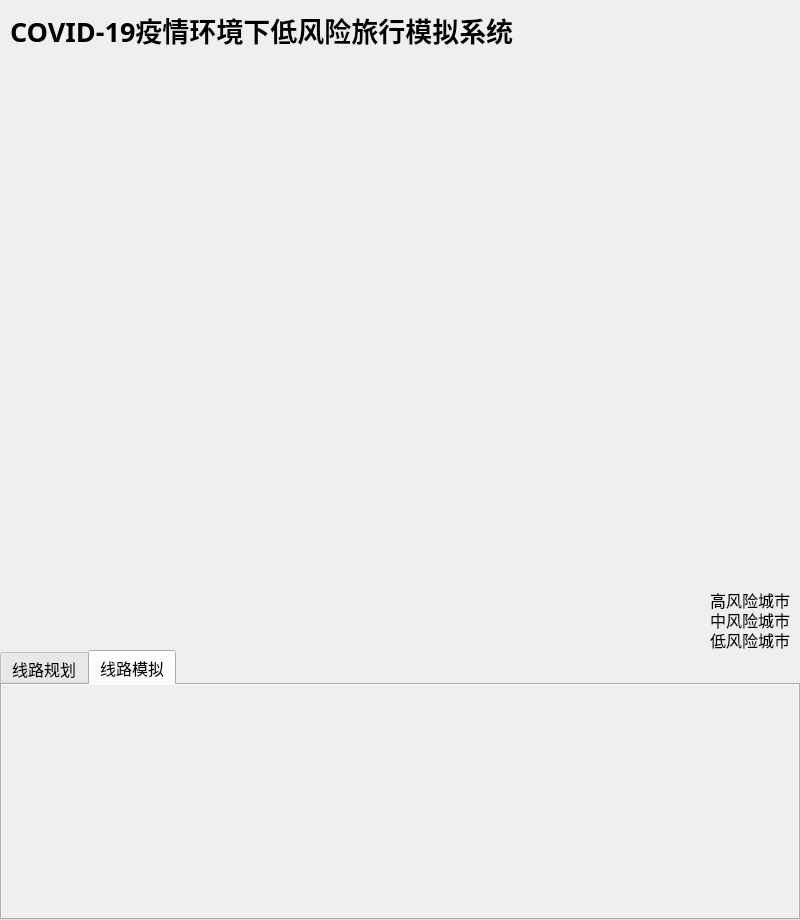
Old version of the form mainwindow.ui in the repository yts1999/covid19-travel.
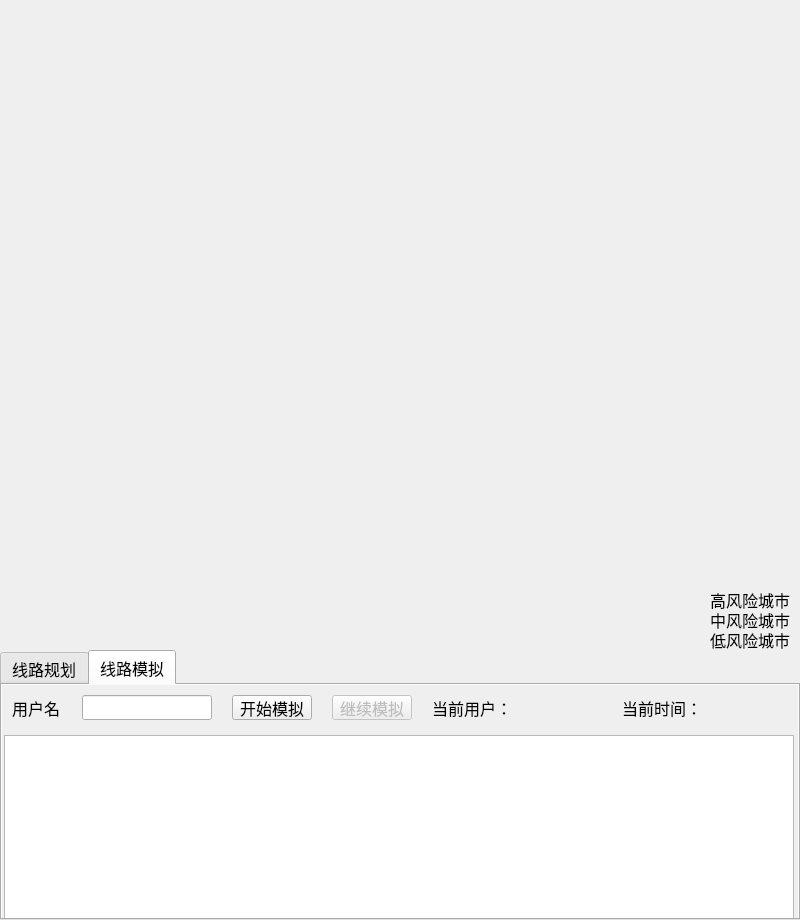
New version of the form. The open tabs and pages were chosen to show the change.

```diff
--- a/mainwindow.ui
+++ b/mainwindow.ui
@@ -33,30 +33,6 @@
      <string/>
     </property>
    </widget>
-   <widget class="QLabel" name="title">
-    <property name="geometry">
-     <rect>
-      <x>10</x>
-      <y>10</y>
-      <width>520</width>
-      <height>40</height>
-     </rect>
-    </property>
-    <property name="font">
-     <font>
-      <family>方正舒体</family>
-      <pointsize>20</pointsize>
-      <weight>75</weight>
-      <bold>true</bold>
-     </font>
-    </property>
-    <property name="styleSheet">
-     <string notr="true"/>
-    </property>
-    <property name="text">
-     <string>COVID-19疫情环境下低风险旅行模拟系统</string>
-    </property>
-   </widget>
    <widget class="QTabWidget" name="tabWidget">
     <property name="geometry">
      <rect>
@@ -68,7 +44,7 @@
     </property>
     <property name="font">
      <font>
-      <family>华文细黑</family>
+      <family>黑体</family>
       <pointsize>12</pointsize>
      </font>
     </property>
@@ -259,6 +235,120 @@
      <attribute name="title">
       <string>线路模拟</string>
      </attribute>
+     <widget class="QLabel" name="simUserInputLabel">
+      <property name="geometry">
+       <rect>
+        <x>10</x>
+        <y>10</y>
+        <width>60</width>
+        <height>25</height>
+       </rect>
+      </property>
+      <property name="text">
+       <string>用户名</string>
+      </property>
+     </widget>
+     <widget class="QLineEdit" name="simUserInput">
+      <property name="geometry">
+       <rect>
+        <x>80</x>
+        <y>10</y>
+        <width>130</width>
+        <height>25</height>
+       </rect>
+      </property>
+     </widget>
+     <widget class="QPushButton" name="simButton">
+      <property name="geometry">
+       <rect>
+        <x>230</x>
+        <y>10</y>
+        <width>80</width>
+        <height>25</height>
+       </rect>
+      </property>
+      <property name="text">
+       <string>开始模拟</string>
+      </property>
+     </widget>
+     <widget class="QTextBrowser" name="simResultBrowser">
+      <property name="geometry">
+       <rect>
+        <x>2</x>
+        <y>50</y>
+        <width>790</width>
+        <height>190</height>
+       </rect>
+      </property>
+     </widget>
+     <widget class="QLabel" name="timeLabel">
+      <property name="geometry">
+       <rect>
+        <x>700</x>
+        <y>10</y>
+        <width>90</width>
+        <height>25</height>
+       </rect>
+      </property>
+      <property name="text">
+       <string/>
+      </property>
+     </widget>
+     <widget class="QPushButton" name="continueSimButton">
+      <property name="enabled">
+       <bool>false</bool>
+      </property>
+      <property name="geometry">
+       <rect>
+        <x>330</x>
+        <y>10</y>
+        <width>80</width>
+        <height>25</height>
+       </rect>
+      </property>
+      <property name="text">
+       <string>继续模拟</string>
+      </property>
+     </widget>
+     <widget class="QLabel" name="timeHintLabel">
+      <property name="geometry">
+       <rect>
+        <x>620</x>
+        <y>10</y>
+        <width>80</width>
+        <height>25</height>
+       </rect>
+      </property>
+      <property name="text">
+       <string>当前时间：</string>
+      </property>
+     </widget>
+     <widget class="QLabel" name="simUserHintLabel">
+      <property name="geometry">
+       <rect>
+        <x>430</x>
+        <y>10</y>
+        <width>80</width>
+        <height>25</height>
+       </rect>
+      </property>
+      <property name="text">
+       <string>当前用户：</string>
+      </property>
+     </widget>
+     <widget class="QLabel" name="simUserLabel">
+      <property name="geometry">
+       <rect>
+        <x>510</x>
+        <y>10</y>
+        <width>110</width>
+        <height>25</height>
+       </rect>
+      </property>
+      <property name="text">
+       <string/>
+      </property>
+     </widget>
     </widget>
    </widget>
    <widget class="QLabel" name="highRiskLabel">
@@ -318,12 +408,19 @@
      <string>低风险城市</string>
     </property>
    </widget>
-   <zorder>map</zorder>
-   <zorder>tabWidget</zorder>
-   <zorder>title</zorder>
-   <zorder>highRiskLabel</zorder>
-   <zorder>midRiskLabel</zorder>
-   <zorder>lowRiskLabel</zorder>
+   <widget class="QLabel" name="stateIcon">
+    <property name="geometry">
+     <rect>
+      <x>0</x>
+      <y>0</y>
+      <width>24</width>
+      <height>24</height>
+     </rect>
+    </property>
+    <property name="text">
+     <string/>
+    </property>
+   </widget>
   </widget>
  </widget>
  <resources/>
```
Left out of the diff: 67 changed lines with no effect on the pictures.
